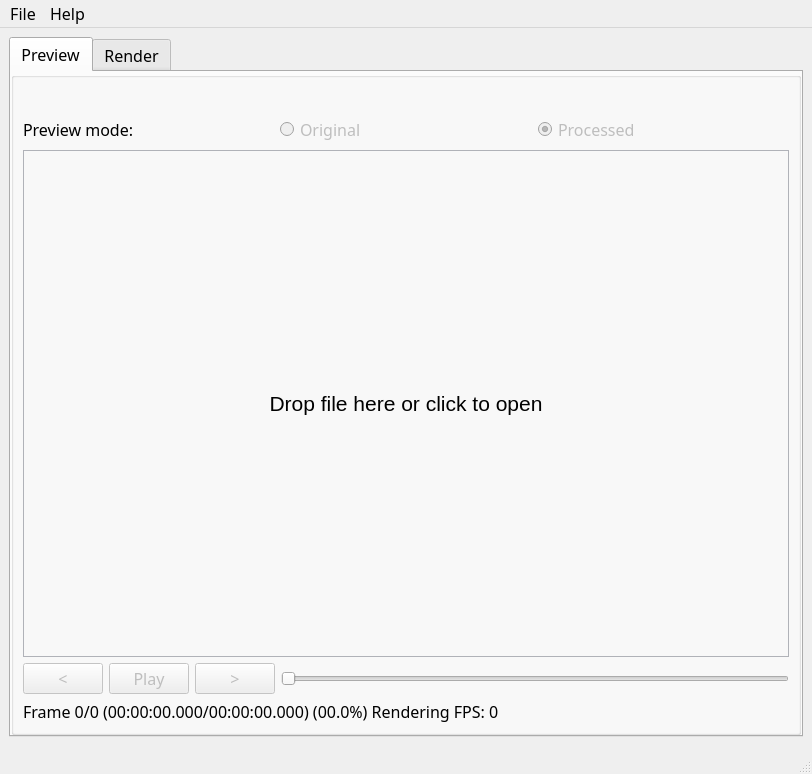
Above: gui.ui from F33RNI/NTSC-VHS-Renderer before the change. Below: the same form after it.
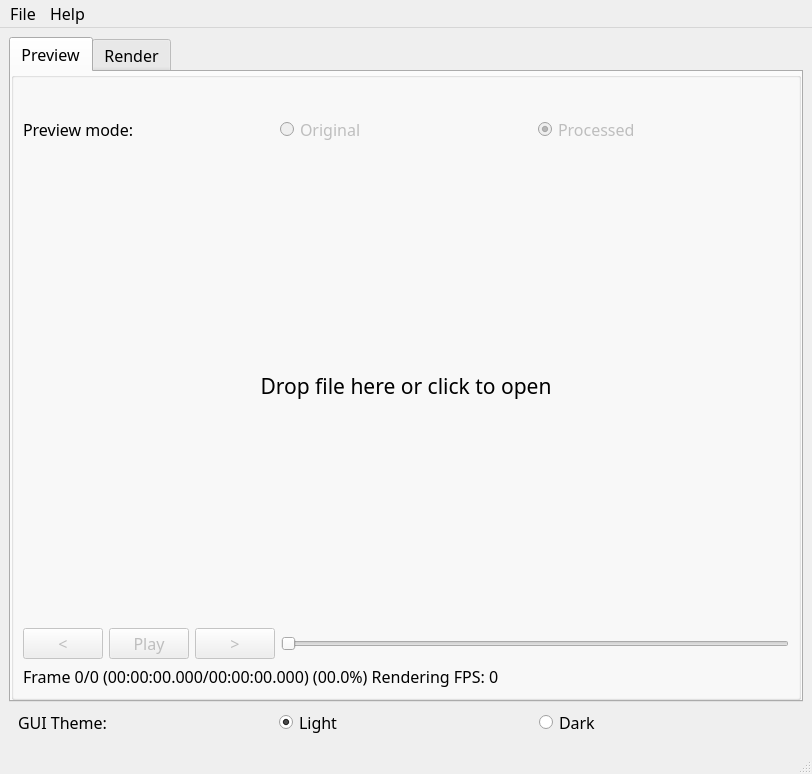
That is the form after the change.

Commit message: Add dark theme

The edit to the form file:
```diff
--- a/gui.ui
+++ b/gui.ui
@@ -135,7 +135,7 @@
               </font>
              </property>
              <property name="styleSheet">
-              <string notr="true">border: 1px solid #b0b2b8;</string>
+              <string notr="true"/>
              </property>
              <property name="text">
               <string>Drop file here or click to open</string>
@@ -777,6 +777,52 @@
       </widget>
      </widget>
     </item>
+    <item>
+     <layout class="QHBoxLayout" name="horizontalLayout_20">
+      <property name="leftMargin">
+       <number>9</number>
+      </property>
+      <property name="topMargin">
+       <number>0</number>
+      </property>
+      <property name="rightMargin">
+       <number>9</number>
+      </property>
+      <property name="bottomMargin">
+       <number>0</number>
+      </property>
+      <item>
+       <widget class="QLabel" name="label_6">
+        <property name="text">
+         <string>GUI Theme:</string>
+        </property>
+       </widget>
+      </item>
+      <item>
+       <widget class="QRadioButton" name="rb_theme_light">
+        <property name="text">
+         <string>Light</string>
+        </property>
+        <property name="checked">
+         <bool>true</bool>
+        </property>
+        <attribute name="buttonGroup">
+         <string notr="true">buttonGroup_5</string>
+        </attribute>
+       </widget>
+      </item>
+      <item>
+       <widget class="QRadioButton" name="rb_theme_dark">
+        <property name="text">
+         <string>Dark</string>
+        </property>
+        <attribute name="buttonGroup">
+         <string notr="true">buttonGroup_5</string>
+        </attribute>
+       </widget>
+      </item>
+     </layout>
+    </item>
    </layout>
   </widget>
   <widget class="QMenuBar" name="menubar">
```
Left out of the diff: 7 changed lines with no effect on the pictures. The commit also changes 6 other files.
